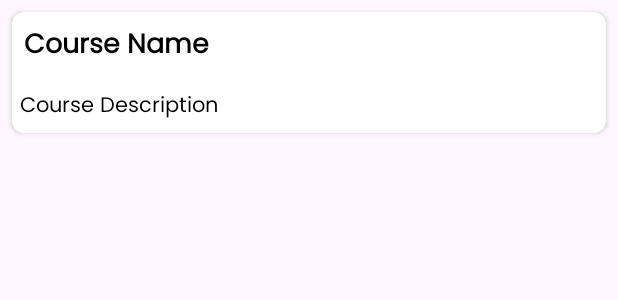
After one commit to thedarshannn/DarshanPrajapatiLab11, an Android app: the layout course_rv_item.xml on its own in the app's theme, with its tools: preview values and no code run, on a phone screen of 412 x 824 dp. The commit adds this screen. Shown: the top 300 px of the screen. Run offline under Robolectric (Android 15) with nearby library versions, the phone set to English and light mode, and no system bars.

Commit message:
Created CourseAdapter.

```diff
--- a/DarshanModule11/src/main/java/darshan/prajapati/n01584247/dp/Da11rshanFragment.java
+++ b/DarshanModule11/src/main/java/darshan/prajapati/n01584247/dp/Da11rshanFragment.java
@@ -84,10 +84,6 @@ public class Da11rshanFragment extends Fragment {
         return matcher.matches();
     }
 
-    // commit msg : Added the addCourse method to save the course data to the Firebase Realtime Database
-    // short one liner : Added the addCourse method to save the course data to the Firebase Realtime Database
-    // much short one liner : Added addCourse method to save course data to Firebase Realtime Database
-    // much short one liner : Added addCourse method to save course data to Firebase
     private void addCourse(){
 
         // Getting values to save
--- /dev/null
+++ b/DarshanModule11/src/main/res/layout/course_rv_item.xml
@@ -0,0 +1,38 @@
+<?xml version="1.0" encoding="utf-8"?>
+<androidx.cardview.widget.CardView
+    xmlns:android="http://schemas.android.com/apk/res/android"
+    xmlns:app="http://schemas.android.com/apk/res-auto"
+    android:layout_width="match_parent"
+    android:layout_height="wrap_content"
+    android:layout_margin="8dp"
+    android:elevation="8dp"
+    app:cardCornerRadius="8dp">
+
+    <RelativeLayout
+        android:layout_width="match_parent"
+        android:layout_height="wrap_content">
+
+        <!--text view for our course name-->
+        <TextView
+            android:id="@+id/darTVCourseName"
+            android:layout_width="match_parent"
+            android:layout_height="wrap_content"
+            android:padding="8dp"
+            android:textStyle="bold"
+            android:text="@string/course_name"
+            android:textColor="@color/black"
+            android:textSize="18sp" />
+
+        <!--text view for our course description-->
+        <TextView
+            android:id="@+id/darTVCourseDescription"
+            android:layout_width="match_parent"
+            android:layout_height="wrap_content"
+            android:layout_below="@id/darTVCourseName"
+            android:padding="5dp"
+            android:text="@string/course_description"
+            android:textColor="@color/black" />
+
+    </RelativeLayout>
+
+</androidx.cardview.widget.CardView>
--- a/DarshanModule11/src/main/res/values/strings.xml
+++ b/DarshanModule11/src/main/res/values/strings.xml
@@ -13,4 +13,6 @@
     <string name="err_null_course_desc">Course description is required</string>
     <string name="addCourse_success_msg">Data has been saved!</string>
     <string name="addCourse_failure_msg">Please enter the data!</string>
+    <string name="course_name">Course Name</string>
+    <string name="course_description">Course Description</string>
 </resources>
```
Also changed, not shown: DarshanModule11/src/main/java/darshan/prajapati/n01584247/dp/CourseAdapter.java (added, +60 -0 lines).
